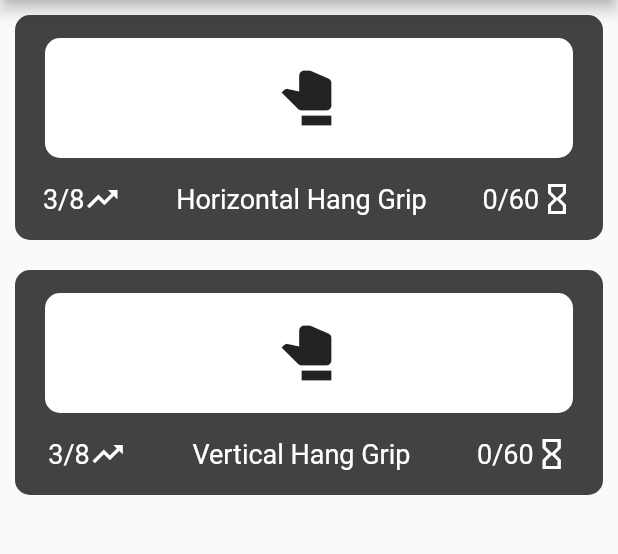
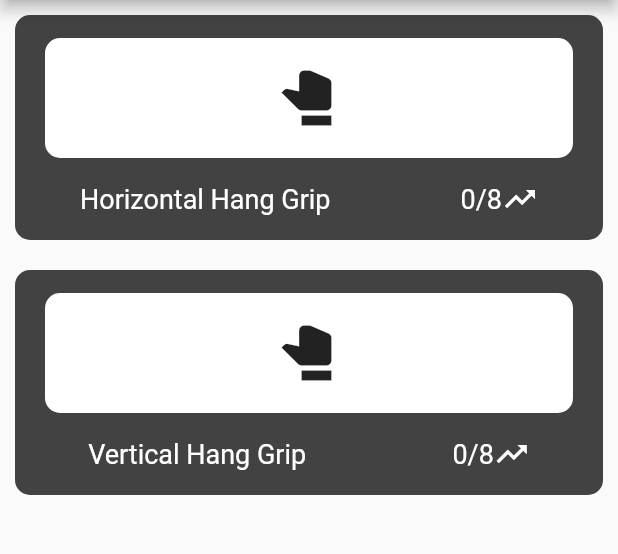
Before and after one commit to VitoMinheere/flutter_grip_trainer, a Flutter app: the screen it shows after launch, on a phone screen of 412 x 824 dp, the part 84-638 px from its top. Run offline on Flutter 3.47's test engine with Material 2 defaults, Android fonts, the phone set to English and light mode, and no system bars.

Commit message:
Show updates on levels in main menu cards

```diff
--- a/lib/data/categories.dart
+++ b/lib/data/categories.dart
@@ -60,6 +60,16 @@ class GripCategory {
   List<Level> levels;
 
   GripCategory({this.name, this.image, this.levels});
+
+  int levelsCompleted() {
+    int completed = 0;
+    this.levels.forEach((level) {
+      if (level.completed) {
+        completed++;
+      }
+    });
+    return completed;
+  }
 }
 
 class Level {
--- a/lib/widgets/menu_card.dart
+++ b/lib/widgets/menu_card.dart
@@ -3,8 +3,6 @@ import 'dart:math';
 
 import 'package:grip_trainer/data/categories.dart';
 import 'package:grip_trainer/constants/theme.dart';
-
-import 'package:grip_trainer/screens/levels_screen.dart';
 
 class ExerciseCard extends StatelessWidget {
   ExerciseCard(
@@ -50,17 +48,6 @@ class ExerciseCard extends StatelessWidget {
             Row(
               mainAxisAlignment: MainAxisAlignment.spaceAround,
               children: <Widget>[
-                Row(
-                  children: <Widget>[
-                    Text(
-                      currentLevel.toString() +
-                          "/" +
-                          category.levels.length.toString(),
-                      style: cardtext,
-                    ),
-                    Icon(Icons.trending_up, color: Colors.white)
-                  ],
-                ),
                 Text(
                   category.name,
                   style: cardtext,
@@ -68,17 +55,26 @@ class ExerciseCard extends StatelessWidget {
                 Row(
                   children: <Widget>[
                     Text(
-                      "0/" +
-                          category.levels[currentLevel - 1].secondsToPass
-                              .toString(),
+                      '${category.levelsCompleted()}/${category.levels.length}',
                       style: cardtext,
                     ),
-                    Icon(
-                      Icons.hourglass_empty,
-                      color: Colors.white,
-                    )
+                    Icon(Icons.trending_up, color: Colors.white)
                   ],
-                )
+                ),
+                // Row(
+                //   children: <Widget>[
+                //     Text(
+                //       "0/" +
+                //           category.levels[currentLevel - 1].secondsToPass
+                //               .toString(),
+                //       style: cardtext,
+                //     ),
+                //     Icon(
+                //       Icons.hourglass_empty,
+                //       color: Colors.white,
+                //     )
+                //   ],
+                // )
               ],
             )
           ],
```
